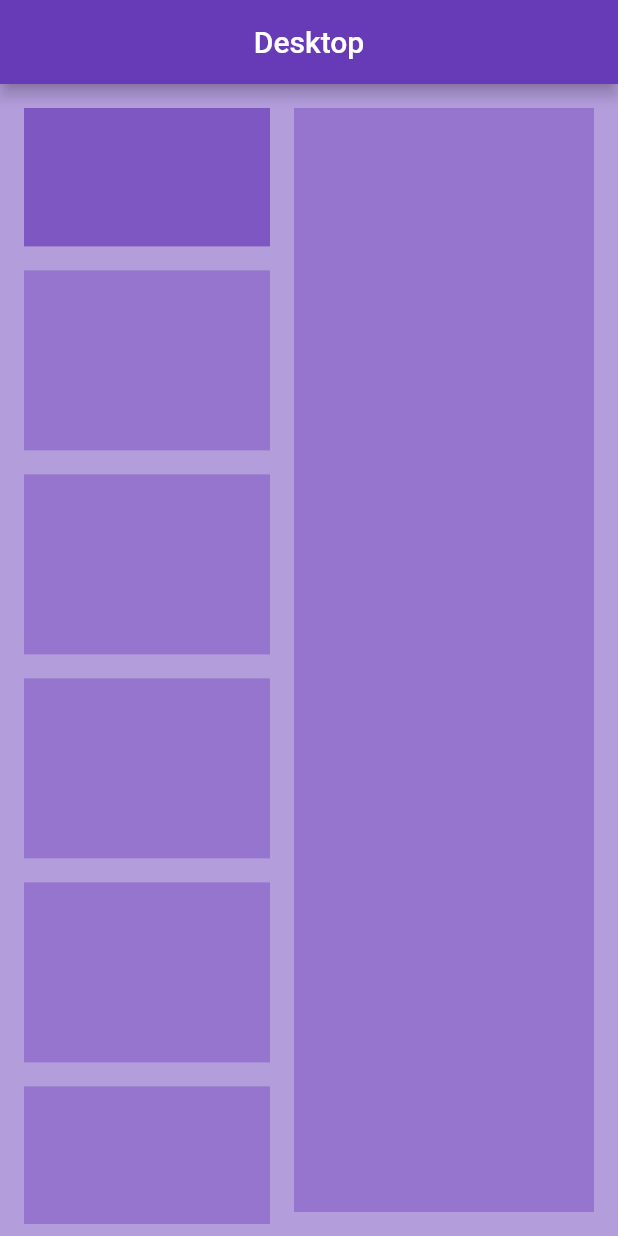
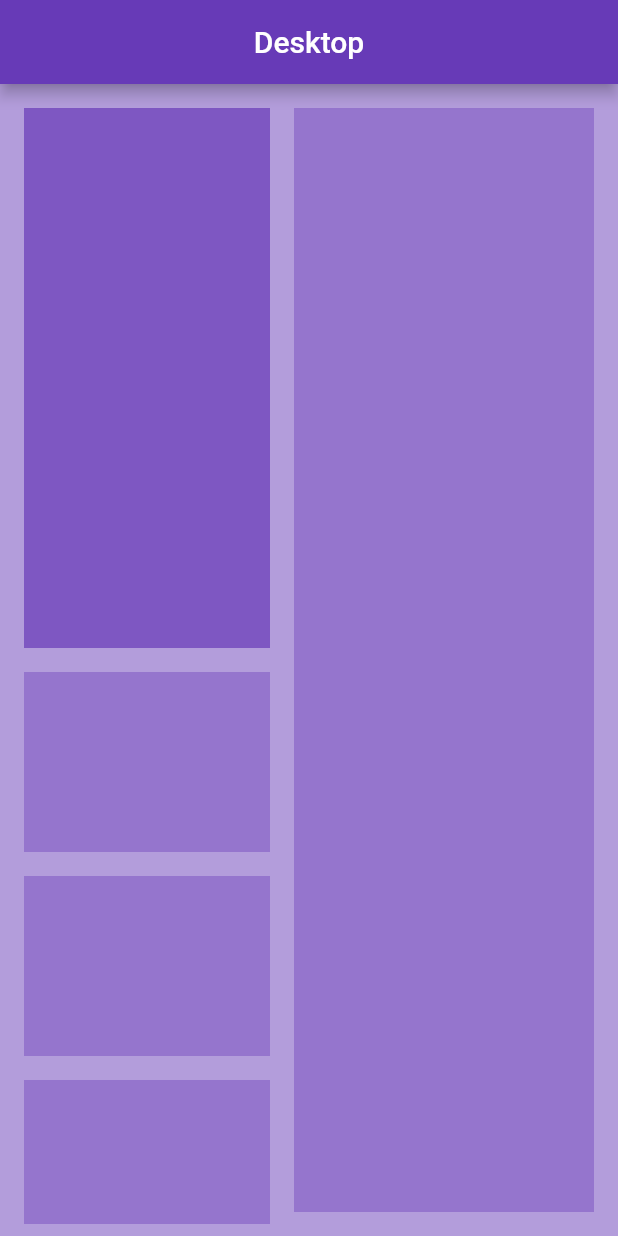
Before and after one commit to chingon1984/flutter_responsive, a Flutter app: the DesktopBody screen opened directly, on a phone screen of 412 x 824 dp. Run offline on Flutter 3.47's test engine with Material 2 defaults, Android fonts, the phone set to English and light mode, and no system bars.

Commit message:
added flex

```diff
--- a/lib/responsive/desktop_body.dart
+++ b/lib/responsive/desktop_body.dart
@@ -21,12 +21,15 @@ class DesktopBody extends StatelessWidget {
               child: Column(
                 children: [
                   // video section
-                  Padding(
-                    padding: const EdgeInsets.all(8.0),
-                    child: AspectRatio(
-                      aspectRatio: 16 / 9,
-                      child: Container(
-                        color: Colors.deepPurple[400],
+                  Expanded(
+                    flex: 1,
+                    child: Padding(
+                      padding: const EdgeInsets.all(8.0),
+                      child: AspectRatio(
+                        aspectRatio: 16 / 9,
+                        child: Container(
+                          color: Colors.deepPurple[400],
+                        ),
                       ),
                     ),
                   ),
```
